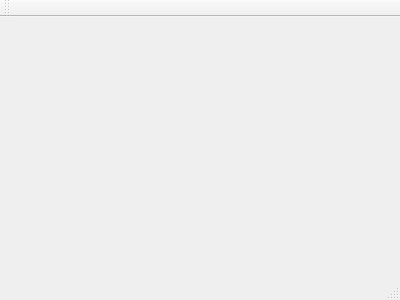
The window that mainwindow.ui (anmaber/RecyclingCenter) describes before a commit, drawn with Qt 5.
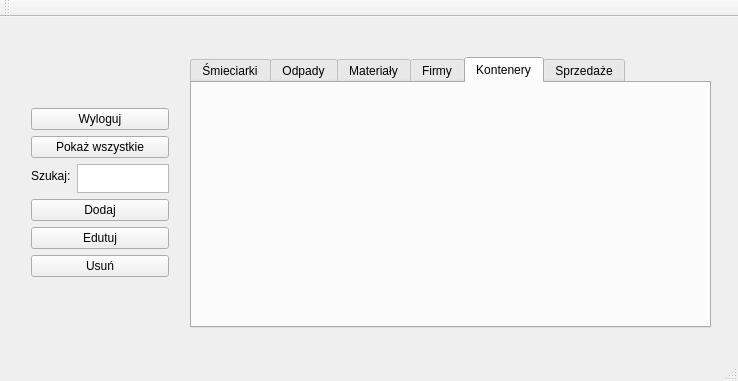
The same window after the commit.

Commit message: ui made in designer without dependencies

What changed in the file:
```diff
--- a/mainwindow.ui
+++ b/mainwindow.ui
@@ -1,24 +1,144 @@
 <ui version="4.0">
  <class>MainWindow</class>
- <widget class="QMainWindow" name="MainWindow" >
-  <property name="geometry" >
+ <widget class="QMainWindow" name="MainWindow">
+  <property name="geometry">
    <rect>
     <x>0</x>
     <y>0</y>
-    <width>400</width>
-    <height>300</height>
+    <width>738</width>
+    <height>381</height>
    </rect>
   </property>
   <property name="windowTitle" >
    <string>MainWindow</string>
   </property>
-  <widget class="QMenuBar" name="menuBar" />
-  <widget class="QToolBar" name="mainToolBar" />
-  <widget class="QWidget" name="centralWidget" />
-  <widget class="QStatusBar" name="statusBar" />
+  <widget class="QWidget" name="centralWidget">
+   <widget class="QWidget" name="verticalLayoutWidget">
+    <property name="geometry">
+     <rect>
+      <x>20</x>
+      <y>80</y>
+      <width>160</width>
+      <height>191</height>
+     </rect>
+    </property>
+    <layout class="QVBoxLayout" name="verticalLayout">
+     <item>
+      <widget class="QPushButton" name="pushButton">
+       <property name="text">
+        <string>Wyloguj</string>
+       </property>
+      </widget>
+     </item>
+     <item>
+      <widget class="QPushButton" name="pushButton_5">
+       <property name="text">
+        <string>Pokaż wszystkie</string>
+       </property>
+      </widget>
+     </item>
+     <item>
+      <layout class="QFormLayout" name="formLayout">
+       <item row="0" column="0">
+        <widget class="QLabel" name="label">
+         <property name="text">
+          <string>Szukaj:</string>
+         </property>
+        </widget>
+       </item>
+       <item row="0" column="1">
+        <widget class="QTextEdit" name="textEdit"/>
+       </item>
+      </layout>
+     </item>
+     <item>
+      <widget class="QPushButton" name="pushButton_4">
+       <property name="text">
+        <string>Dodaj</string>
+       </property>
+      </widget>
+     </item>
+     <item>
+      <widget class="QPushButton" name="pushButton_2">
+       <property name="text">
+        <string>Edutuj</string>
+       </property>
+      </widget>
+     </item>
+     <item>
+      <widget class="QPushButton" name="pushButton_3">
+       <property name="text">
+        <string>Usuń</string>
+       </property>
+      </widget>
+     </item>
+    </layout>
+   </widget>
+   <widget class="QTabWidget" name="tabWidget">
+    <property name="geometry">
+     <rect>
+      <x>190</x>
+      <y>40</y>
+      <width>521</width>
+      <height>271</height>
+     </rect>
+    </property>
+    <property name="currentIndex">
+     <number>4</number>
+    </property>
+    <widget class="QWidget" name="tab_1">
+     <attribute name="title">
+      <string>Śmieciarki</string>
+     </attribute>
+    </widget>
+    <widget class="QWidget" name="tab_2">
+     <attribute name="title">
+      <string>Odpady</string>
+     </attribute>
+    </widget>
+    <widget class="QWidget" name="tab">
+     <attribute name="title">
+      <string>Materiały</string>
+     </attribute>
+    </widget>
+    <widget class="QWidget" name="tab_3">
+     <attribute name="title">
+      <string>Firmy</string>
+     </attribute>
+    </widget>
+    <widget class="QWidget" name="tab_4">
+     <attribute name="title">
+      <string>Kontenery</string>
+     </attribute>
+    </widget>
+    <widget class="QWidget" name="tab_5">
+     <attribute name="title">
+      <string>Sprzedaże</string>
+     </attribute>
+    </widget>
+   </widget>
+  </widget>
+  <widget class="QMenuBar" name="menuBar">
+   <property name="geometry">
+    <rect>
+     <x>0</x>
+     <y>0</y>
+     <width>738</width>
+     <height>22</height>
+    </rect>
+   </property>
+  </widget>
+  <widget class="QToolBar" name="mainToolBar">
+   <attribute name="toolBarArea">
+    <enum>TopToolBarArea</enum>
+   </attribute>
+   <attribute name="toolBarBreak">
+    <bool>false</bool>
+   </attribute>
+  </widget>
+  <widget class="QStatusBar" name="statusBar"/>
  </widget>
- <layoutDefault spacing="6" margin="11" />
- <pixmapfunction></pixmapfunction>
+ <layoutdefault spacing="6" margin="11"/>
  <resources/>
  <connections/>
 </ui>
```
Left out of the diff: 3 changed lines with no effect on the pictures. The commit also changes 2 other files.
